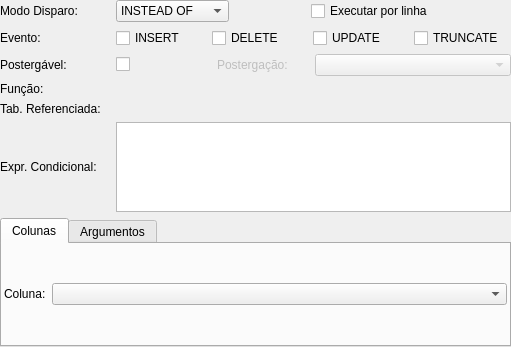
The window that pgmodeler_ui/ui/gatilhowidget.ui (erdincay/pgmodeler-old) describes before a commit, drawn with Qt 5.
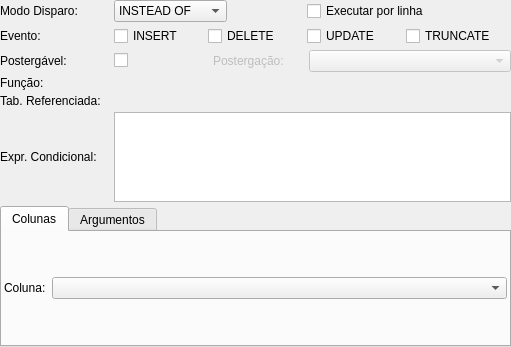
The same window after the commit.

```diff
--- a/pgmodeler_ui/ui/gatilhowidget.ui
+++ b/pgmodeler_ui/ui/gatilhowidget.ui
@@ -23,6 +23,9 @@
    <property name="margin">
     <number>0</number>
    </property>
+   <property name="spacing">
+    <number>4</number>
+   </property>
    <item row="0" column="0">
     <widget class="QLabel" name="tipo_disparo_lbl">
      <property name="enabled">
```
